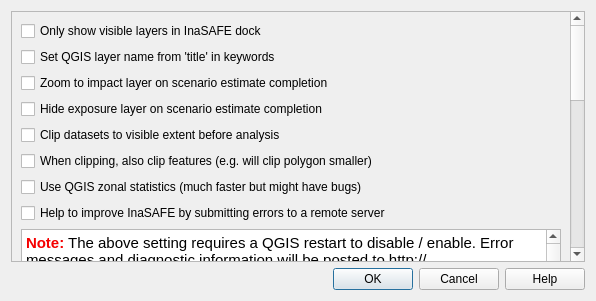
inasafe/inasafe, file safe_qgis/ui/options_dialog_base.ui: the form before one commit.
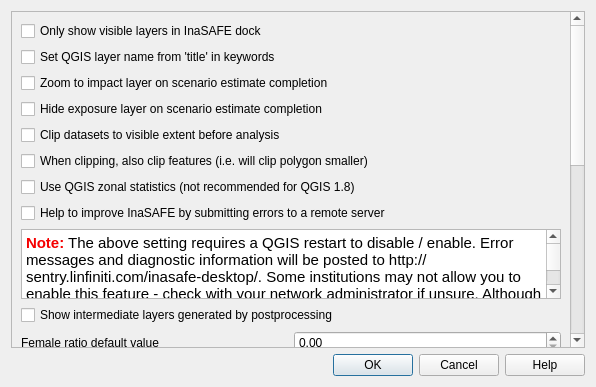
The form after the commit. Icons and pictures are not drawn.

Commit message: Update text in options dialog and updted translations

The edit to the form file:
```diff
--- a/safe_qgis/ui/options_dialog_base.ui
+++ b/safe_qgis/ui/options_dialog_base.ui
@@ -7,7 +7,7 @@
     <x>0</x>
     <y>0</y>
     <width>596</width>
-    <height>301</height>
+    <height>387</height>
    </rect>
   </property>
   <property name="windowTitle">
@@ -37,9 +37,9 @@
       <property name="geometry">
        <rect>
         <x>0</x>
-        <y>0</y>
-        <width>560</width>
-        <height>834</height>
+        <y>-3</y>
+        <width>563</width>
+        <height>845</height>
        </rect>
       </property>
       <layout class="QGridLayout" name="gridLayout_2">
@@ -356,7 +356,7 @@
        <item row="5" column="0">
         <widget class="QCheckBox" name="cbxClipHard">
          <property name="text">
-          <string>When clipping, also clip features (e.g. will clip polygon smaller)</string>
+          <string>When clipping, also clip features (i.e. will clip polygon smaller)</string>
          </property>
         </widget>
        </item>
@@ -383,7 +383,7 @@
        <item row="6" column="0">
         <widget class="QCheckBox" name="cbxNativeZonalStats">
          <property name="text">
-          <string>Use QGIS zonal statistics (much faster but might have bugs)</string>
+          <string>Use QGIS zonal statistics (not recommended for QGIS 1.8)</string>
          </property>
         </widget>
        </item>
```
The commit also changes 8 other files.
